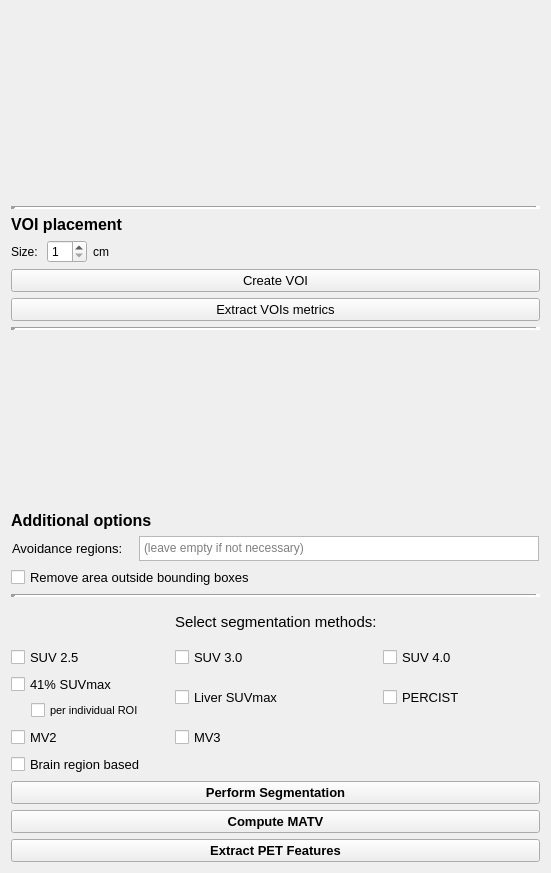
This is MUSTsegmenter/Resources/UI/MUSTsegmenter.ui in kyliekeijzer/Slicer-PET-MUST-segmenter as Qt 5 draws it before an edit. The edited form follows.
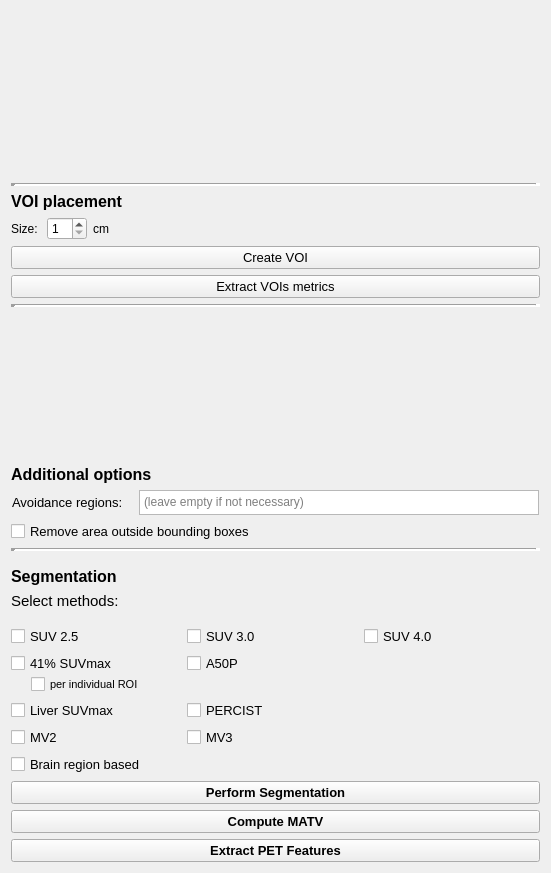
This is the edited form. Custom widgets are drawn as their Qt base class.

Commit message: Implement A50P segmentation threshold

What changed in the file:
```diff
--- a/MUSTsegmenter/Resources/UI/MUSTsegmenter.ui
+++ b/MUSTsegmenter/Resources/UI/MUSTsegmenter.ui
@@ -311,33 +311,55 @@
      </property>
     </spacer>
    </item>
+   <item>
+    <widget class="QLabel" name="label_6">
+     <property name="font">
+      <font>
+       <pointsize>12</pointsize>
+       <weight>75</weight>
+       <bold>true</bold>
+      </font>
+     </property>
+     <property name="text">
+      <string>Segmentation</string>
+     </property>
+     <property name="margin">
+      <number>3</number>
+     </property>
+    </widget>
+   </item>
+   <item>
+    <widget class="QLabel" name="label">
+     <property name="sizePolicy">
+      <sizepolicy hsizetype="Preferred" vsizetype="Minimum">
+       <horstretch>0</horstretch>
+       <verstretch>0</verstretch>
+      </sizepolicy>
+     </property>
+     <property name="font">
+      <font>
+       <pointsize>11</pointsize>
+       <weight>50</weight>
+       <bold>false</bold>
+      </font>
+     </property>
+     <property name="text">
+      <string>Select methods:</string>
+     </property>
+    </widget>
+   </item>
    <item>
     <layout class="QGridLayout" name="gridLayout">
      <property name="sizeConstraint">
       <enum>QLayout::SetMaximumSize</enum>
      </property>
-     <item row="4" column="2">
-      <widget class="QCheckBox" name="SUV4_0">
-       <property name="sizePolicy">
-        <sizepolicy hsizetype="Preferred" vsizetype="Fixed">
-         <horstretch>0</horstretch>
-         <verstretch>0</verstretch>
-        </sizepolicy>
-       </property>
-       <property name="font">
-        <font>
-         <pointsize>10</pointsize>
-        </font>
-       </property>
-       <property name="text">
-        <string>SUV 4.0</string>
-       </property>
-      </widget>
-     </item>
-     <item row="5" column="2">
+     <property name="horizontalSpacing">
+      <number>0</number>
+     </property>
+     <item row="9" column="1">
       <widget class="QCheckBox" name="PERCIST">
        <property name="sizePolicy">
-        <sizepolicy hsizetype="Preferred" vsizetype="Fixed">
+        <sizepolicy hsizetype="Minimum" vsizetype="Fixed">
          <horstretch>0</horstretch>
          <verstretch>0</verstretch>
         </sizepolicy>
@@ -352,51 +374,7 @@
        </property>
       </widget>
      </item>
-     <item row="4" column="1">
-      <widget class="QCheckBox" name="SUV3_0">
-       <property name="sizePolicy">
-        <sizepolicy hsizetype="Preferred" vsizetype="Fixed">
-         <horstretch>0</horstretch>
-         <verstretch>0</verstretch>
-        </sizepolicy>
-       </property>
-       <property name="maximumSize">
-        <size>
-         <width>16777215</width>
-         <height>16777215</height>
-        </size>
-       </property>
-       <property name="font">
-        <font>
-         <pointsize>10</pointsize>
-        </font>
-       </property>
-       <property name="text">
-        <string>SUV 3.0</string>
-       </property>
-      </widget>
-     </item>
-     <item row="2" column="1">
-      <widget class="QLabel" name="label">
-       <property name="sizePolicy">
-        <sizepolicy hsizetype="Preferred" vsizetype="Minimum">
-         <horstretch>0</horstretch>
-         <verstretch>0</verstretch>
-        </sizepolicy>
-       </property>
-       <property name="font">
-        <font>
-         <pointsize>11</pointsize>
-         <weight>50</weight>
-         <bold>false</bold>
-        </font>
-       </property>
-       <property name="text">
-        <string>Select segmentation methods:</string>
-       </property>
-      </widget>
-     </item>
-     <item row="6" column="0">
+     <item row="10" column="0">
       <widget class="QCheckBox" name="MV2">
        <property name="sizePolicy">
         <sizepolicy hsizetype="Preferred" vsizetype="Fixed">
@@ -414,24 +392,6 @@
        </property>
       </widget>
      </item>
-     <item row="7" column="0">
-      <widget class="QCheckBox" name="brain_region">
-       <property name="sizePolicy">
-        <sizepolicy hsizetype="Preferred" vsizetype="Fixed">
-         <horstretch>0</horstretch>
-         <verstretch>0</verstretch>
-        </sizepolicy>
-       </property>
-       <property name="font">
-        <font>
-         <pointsize>10</pointsize>
-        </font>
-       </property>
-       <property name="text">
-        <string>Brain region based</string>
-       </property>
-      </widget>
-     </item>
      <item row="3" column="1">
       <spacer name="verticalSpacer_2">
        <property name="orientation">
@@ -448,10 +408,70 @@
        </property>
       </spacer>
      </item>
-     <item row="6" column="1">
+     <item row="9" column="0">
+      <widget class="QCheckBox" name="LiverSUVmax">
+       <property name="sizePolicy">
+        <sizepolicy hsizetype="Preferred" vsizetype="Fixed">
+         <horstretch>0</horstretch>
+         <verstretch>0</verstretch>
+        </sizepolicy>
+       </property>
+       <property name="font">
+        <font>
+         <pointsize>10</pointsize>
+        </font>
+       </property>
+       <property name="text">
+        <string>Liver SUVmax</string>
+       </property>
+      </widget>
+     </item>
+     <item row="4" column="2">
+      <widget class="QCheckBox" name="SUV4_0">
+       <property name="sizePolicy">
+        <sizepolicy hsizetype="Minimum" vsizetype="Fixed">
+         <horstretch>0</horstretch>
+         <verstretch>0</verstretch>
+        </sizepolicy>
+       </property>
+       <property name="font">
+        <font>
+         <pointsize>10</pointsize>
+        </font>
+       </property>
+       <property name="text">
+        <string>SUV 4.0</string>
+       </property>
+      </widget>
+     </item>
+     <item row="4" column="1">
+      <widget class="QCheckBox" name="SUV3_0">
+       <property name="sizePolicy">
+        <sizepolicy hsizetype="Minimum" vsizetype="Fixed">
+         <horstretch>0</horstretch>
+         <verstretch>0</verstretch>
+        </sizepolicy>
+       </property>
+       <property name="maximumSize">
+        <size>
+         <width>16777215</width>
+         <height>16777215</height>
+        </size>
+       </property>
+       <property name="font">
+        <font>
+         <pointsize>10</pointsize>
+        </font>
+       </property>
+       <property name="text">
+        <string>SUV 3.0</string>
+       </property>
+      </widget>
+     </item>
+     <item row="10" column="1">
       <widget class="QCheckBox" name="MV3">
        <property name="sizePolicy">
-        <sizepolicy hsizetype="Preferred" vsizetype="Fixed">
+        <sizepolicy hsizetype="Minimum" vsizetype="Fixed">
          <horstretch>0</horstretch>
          <verstretch>0</verstretch>
         </sizepolicy>
@@ -466,31 +486,7 @@
        </property>
       </widget>
      </item>
-     <item row="4" column="0">
-      <widget class="QCheckBox" name="SUV2_5">
-       <property name="sizePolicy">
-        <sizepolicy hsizetype="Preferred" vsizetype="Fixed">
-         <horstretch>0</horstretch>
-         <verstretch>0</verstretch>
-        </sizepolicy>
-       </property>
-       <property name="maximumSize">
-        <size>
-         <width>16777215</width>
-         <height>16777215</height>
-        </size>
-       </property>
-       <property name="font">
-        <font>
-         <pointsize>10</pointsize>
-        </font>
-       </property>
-       <property name="text">
-        <string>SUV 2.5</string>
-       </property>
-      </widget>
-     </item>
-     <item row="5" column="0">
+     <item row="7" column="0">
       <layout class="QVBoxLayout" name="verticalLayout_3">
        <item>
         <widget class="QCheckBox" name="SUV41max">
@@ -542,6 +538,12 @@
              <verstretch>0</verstretch>
             </sizepolicy>
            </property>
+           <property name="maximumSize">
+            <size>
+             <width>16777215</width>
+             <height>20</height>
+            </size>
+           </property>
            <property name="font">
             <font>
              <pointsize>8</pointsize>
@@ -556,8 +558,8 @@
        </item>
       </layout>
      </item>
-     <item row="5" column="1">
-      <widget class="QCheckBox" name="LiverSUVmax">
+     <item row="11" column="0">
+      <widget class="QCheckBox" name="brain_region">
        <property name="sizePolicy">
         <sizepolicy hsizetype="Preferred" vsizetype="Fixed">
          <horstretch>0</horstretch>
@@ -570,10 +572,69 @@
         </font>
        </property>
        <property name="text">
-        <string>Liver SUVmax</string>
+        <string>Brain region based</string>
        </property>
       </widget>
      </item>
+     <item row="4" column="0">
+      <widget class="QCheckBox" name="SUV2_5">
+       <property name="sizePolicy">
+        <sizepolicy hsizetype="Preferred" vsizetype="Fixed">
+         <horstretch>0</horstretch>
+         <verstretch>0</verstretch>
+        </sizepolicy>
+       </property>
+       <property name="maximumSize">
+        <size>
+         <width>16777215</width>
+         <height>16777215</height>
+        </size>
+       </property>
+       <property name="font">
+        <font>
+         <pointsize>10</pointsize>
+        </font>
+       </property>
+       <property name="text">
+        <string>SUV 2.5</string>
+       </property>
+      </widget>
+     </item>
+     <item row="7" column="1">
+      <layout class="QVBoxLayout" name="verticalLayout_2">
+       <item>
+        <widget class="QCheckBox" name="A50P">
+         <property name="sizePolicy">
+          <sizepolicy hsizetype="Minimum" vsizetype="Fixed">
+           <horstretch>0</horstretch>
+           <verstretch>0</verstretch>
+          </sizepolicy>
+         </property>
+         <property name="font">
+          <font>
+           <pointsize>10</pointsize>
+          </font>
+         </property>
+         <property name="text">
+          <string>A50P</string>
+         </property>
+        </widget>
+       </item>
+       <item>
+        <spacer name="verticalSpacer_5">
+         <property name="orientation">
+          <enum>Qt::Vertical</enum>
+         </property>
+         <property name="sizeHint" stdset="0">
+          <size>
+           <width>20</width>
+           <height>20</height>
+          </size>
+         </property>
+        </spacer>
+       </item>
+      </layout>
+     </item>
     </layout>
    </item>
    <item>
```
The commit also changes 1 other file.
